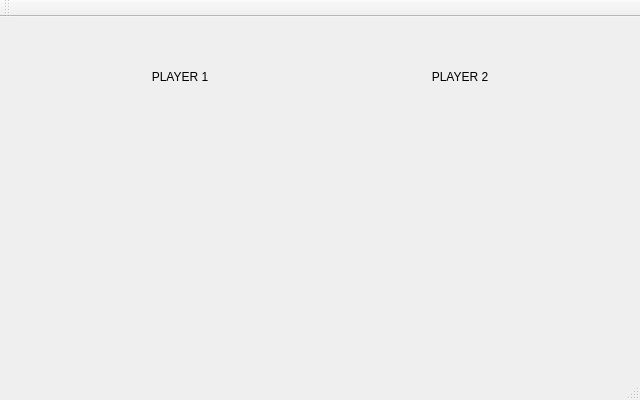
Before: the Qt Designer form code/main.ui in MATF-RS19/RS011-battleship, drawn with Qt 5.
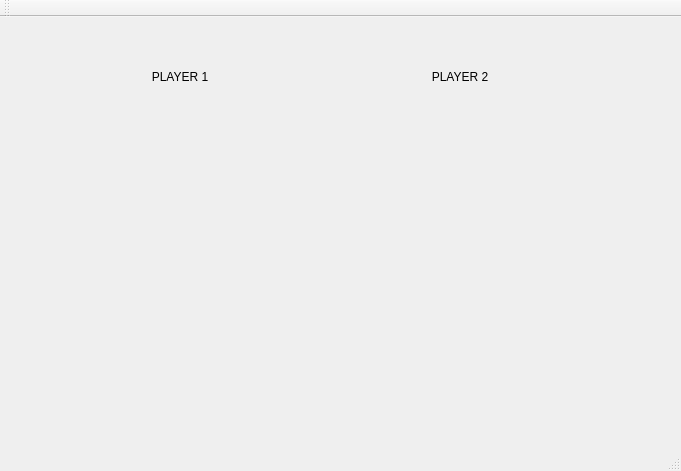
After: the same form once the commit is applied.

```diff
--- a/code/main.ui
+++ b/code/main.ui
@@ -6,8 +6,8 @@
    <rect>
     <x>0</x>
     <y>0</y>
-    <width>640</width>
-    <height>400</height>
+    <width>681</width>
+    <height>471</height>
    </rect>
   </property>
   <property name="windowTitle">
```
